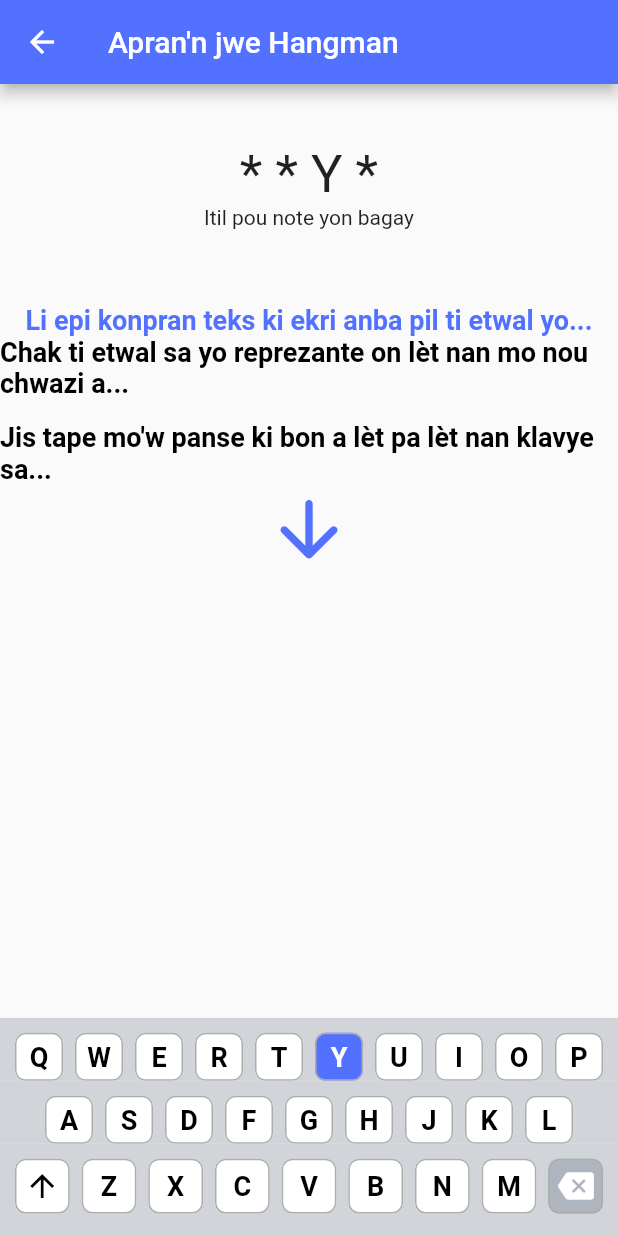
After one commit to hankakee/hangmanGame, a Flutter app: the EdScreen screen opened directly, on a phone screen of 412 x 824 dp. The commit adds this screen. Run offline on Flutter 3.47's test engine with Material 2 defaults, Android fonts, the phone set to English and light mode, and no system bars.

Commit message:
add ed screen

```diff
--- a/lib/main.dart
+++ b/lib/main.dart
@@ -1,5 +1,6 @@
 import "package:flutter/material.dart";
 import 'package:flutter/services.dart';
+import 'package:hangmangame/screens/edscreen.dart';
 import 'dart:async';
 import 'utils/fomate.dart';
 import 'screens/enfoscreen.dart';
@@ -27,8 +28,8 @@ List<String> letPouMosa = [];
 List arrayMoKLe = [
   {
     "id": 20,
-    "tem": ["BONSWA", "Se yon mo ki itilize pou salye moun le swa..."],
-    "info": ["Wi se BONSWA yo di le swa...", "Domaj mo sa te komanse a B..."]
+    "tem": ["BONJOU", "Se yon mo ki itilize pou salye moun le maten..."],
+    "info": ["Wi se BONJOU yo di le maten...", "Domaj mo sa te komanse a B..."]
   },
   {
     "id": 21,
@@ -63,7 +64,45 @@ List arrayMoKLe = [
   //   ]
   // }
 ];
-List backupArrowMoKle = List.from(arrayMoKLe);
+List backupArrowMoKle = [
+  {
+    "id": 20,
+    "tem": ["BONJOU", "Se yon mo ki itilize pou salye moun le maten..."],
+    "info": ["Wi se BONJOU yo di le maten...", "Domaj mo sa te komanse a B..."]
+  },
+  {
+    "id": 21,
+    "tem": ["LEKOL", "Youn nan pi bon kote ki ka enstwi moun..."],
+    "info": [
+      "Wi LEKOL se youn nan kote ki ka enstwi moun...",
+      "Domaj mo sa te komanse a L..."
+    ]
+  },
+  // {
+  //   "id": 22,
+  //   "tem": ["SOULYE", "Itil pou proteje pye'w..."],
+  //   "info": [
+  //     "Wi soulye Itil pou proteje pye'w...",
+  //     "Domaj mo sa te komanse a L..."
+  //   ]
+  // },
+  // {
+  //   "id": 23,
+  //   "tem": ["LAJAN", "Echanjab pou preske tout bagay"],
+  //   "info": [
+  //     "Wi lajan echanjab pou preske tout bagay...",
+  //     "Domaj mo sa te komanse a L..."
+  //   ]
+  // },
+  // {
+  //   "id": 24,
+  //   "tem": ["Zaboka", "Ka akonpaye preske tout manje..."],
+  //   "info": [
+  //     "Wi zaboka ka akonpaye preske tout manje...",
+  //     "Domaj mo sa te komanse a Z..."
+  //   ]
+  // }
+];
 
 class Hangman extends StatefulWidget {
   const Hangman({Key? key}) : super(key: key);
@@ -88,12 +127,12 @@ class _HangmanState extends State<Hangman> {
   }
 
   callbackReplay(attrib) {
-    print(attrib);
+    // print(attrib);
     if (arrayMoKLe.isEmpty) {
       // print("So its done go to mizajouscreen brother");
     } else {
       if (attrib != "loose") {
-        print("Mo gagnan bro:" + attrib);
+        // print("Mo gagnan bro:" + attrib);
         // cheche mo gagnan an epi efasel
         // arrayMoKLe
         // print('finding this bro...');
@@ -108,7 +147,7 @@ class _HangmanState extends State<Hangman> {
       // print("Men backup la before  bro:  " + backupArrowMoKle.toString());
       // print("Men backup la bro:  " + backupArrowMoKle.toString());
       Navigator.pop(context, true);
-      print("Yo replay klike");
+      // print("Yo replay klike");
       fraz = "";
       setState(() {
         lives = 5;
@@ -237,6 +276,10 @@ class _HangmanState extends State<Hangman> {
                   )),
               ListTile(
                   onTap: () {
+                    Navigator.push(
+                        context,
+                        MaterialPageRoute(
+                            builder: (context) => const EdScreen()));
                     print("Ed klike");
                   },
                   title: const Text("Ed",
@@ -244,7 +287,7 @@ class _HangmanState extends State<Hangman> {
                           fontWeight: FontWeight.bold, fontSize: 20.0))),
               ListTile(
                   onTap: () {
-                    print("soti");
+                    print("soti hangman tile");
                     SystemChannels.platform.invokeMethod('SystemNavigator.pop');
                   },
                   title: const Text("Kite",
@@ -705,8 +748,6 @@ class _HangmanState extends State<Hangman> {
     }
   }
 
-
-
   String pedi(context) {
     print("Ou pedu ui bro");
     Navigator.push(
--- /dev/null
+++ b/lib/screens/edscreen.dart
@@ -0,0 +1,173 @@
+import "package:flutter/material.dart";
+
+class EdScreen extends StatelessWidget {
+  const EdScreen({Key? key}) : super(key: key);
+
+  @override
+  Widget build(BuildContext context) {
+    return Scaffold(
+      appBar: AppBar(
+        backgroundColor: const Color(0XFF5271FF),
+        title: const Text("Apran'n jwe Hangman"),
+      ),
+      body: Column(
+        children: [
+          Container(
+            padding: const EdgeInsets.only(top: 40.0),
+            width: double.infinity,
+            child: Text(
+              "* * Y *",
+              style: const TextStyle(fontSize: 35.0),
+              textAlign: TextAlign.center,
+            ),
+          ),
+          Text("Itil pou note yon bagay"),
+          Container(
+            padding: const EdgeInsets.only(top: 50.0),
+            child: Text("Li epi konpran teks ki ekri anba pil ti etwal yo...",
+                style: TextStyle(
+                    fontSize: 18.0,
+                    color: Color(0XFF5271FF),
+                    fontWeight: FontWeight.bold)),
+          ),
+          Container(
+            child: const Text(
+                "Chak ti etwal sa yo reprezante on lèt nan mo nou chwazi a...",
+                style: TextStyle(
+                    fontSize: 18.0,
+                    color: Color(0XFF000000),
+                    fontWeight: FontWeight.bold)),
+          ),
+          Container(
+            padding: const EdgeInsets.only(top: 15.0),
+            child: const Text(
+                "Jis tape mo'w panse ki bon a lèt pa lèt nan klavye sa...",
+                style: TextStyle(
+                    fontSize: 18.0,
+                    color: Color(0XFF000000),
+                    fontWeight: FontWeight.bold)),
+          ),
+          Icon(
+            Icons.arrow_downward_rounded,
+            color: Color(0XFF5271FF),
+            size: 60.0,
+          ),
+          const Spacer(),
+          Container(
+              padding: const EdgeInsets.only(left: 10.0, right: 10.0, top: 5.0),
+              color: const Color(0XFFD1D4D9),
+              child: GridView.count(
+                padding: const EdgeInsets.only(top: 5.0),
+                primary: false,
+                shrinkWrap: true,
+                crossAxisSpacing: 8,
+                mainAxisSpacing: 8,
+                crossAxisCount: 10,
+                children: [
+                  ...listKeyboard(
+                      ["Q", "W", "E", "R", "T", "Y", "U", "I", "O", "P"])
+                ],
+              )),
+          Container(
+              padding: const EdgeInsets.only(left: 30.0, right: 30.0, top: 5.0),
+              color: const Color(0XFFD1D4D9),
+              child: GridView.count(
+                padding: const EdgeInsets.only(top: 5.0),
+                primary: false,
+                shrinkWrap: true,
+                crossAxisSpacing: 8,
+                mainAxisSpacing: 8,
+                crossAxisCount: 9,
+                children: [
+                  ...listKeyboard(["A", "S", "D", "F", "G", "H", "J", "K", "L"])
+                ],
+              )),
+          Container(
+              padding: const EdgeInsets.only(
+                  left: 10.0, right: 10.0, top: 5.0, bottom: 15.0),
+              color: const Color(0XFFD1D4D9),
+              child: GridView.count(
+                  padding: const EdgeInsets.only(top: 5.0),
+                  // primary: false,
+                  shrinkWrap: true,
+                  crossAxisSpacing: 8,
+                  mainAxisSpacing: 8,
+                  crossAxisCount: 9,
+                  children: [
+                    ...listKeyboard(
+                        ["MAJ", "Z", "X", "C", "V", "B", "N", "M", "CROSS"])
+                  ])),
+        ],
+      ),
+    );
+  }
+
+  List<Widget> listKeyboard(List<String> keyboard) {
+    List<Widget> listwidget = [];
+    for (var i = 0; i < keyboard.length; i++) {
+      listwidget.add(touche(keyboard[i]));
+    }
+    return listwidget;
+  }
+
+  Widget touche(String lt) {
+    if (lt == "MAJ") {
+      return TextButton(
+          child: const Icon(Icons.arrow_upward,
+              color: Color.fromARGB(255, 0, 0, 0)),
+          style: ButtonStyle(
+              padding: MaterialStateProperty.all<EdgeInsets>(
+                  const EdgeInsets.all(0)),
+              backgroundColor: MaterialStateProperty.all<Color>(
+                  const Color.fromARGB(255, 255, 255, 255)),
+              foregroundColor: MaterialStateProperty.all<Color>(
+                  const Color.fromARGB(255, 0, 0, 0)),
+              shape: MaterialStateProperty.all<RoundedRectangleBorder>(
+                  RoundedRectangleBorder(
+                      borderRadius: BorderRadius.circular(7.0),
+                      side: const BorderSide(
+                          color: Color.fromRGBO(173, 173, 173, 1))))),
+          onPressed: () {});
+    } else if (lt == "CROSS") {
+      return TextButton(
+          child: const Icon(Icons.backspace_rounded, color: Colors.white),
+          style: ButtonStyle(
+              padding: MaterialStateProperty.all<EdgeInsets>(
+                  const EdgeInsets.all(0)),
+              backgroundColor:
+                  MaterialStateProperty.all<Color>(const Color(0XFFAEB5BF)),
+              foregroundColor: MaterialStateProperty.all<Color>(
+                  const Color.fromARGB(255, 0, 0, 0)),
+              shape: MaterialStateProperty.all<RoundedRectangleBorder>(
+                  RoundedRectangleBorder(
+                      borderRadius: BorderRadius.circular(7.0),
+                      side: const BorderSide(
+                          color: Color.fromARGB(255, 173, 173, 173))))),
+          onPressed: () {});
+    } else {
+      return TextButton(
+          child: Text(
+            lt,
+            style: const TextStyle(
+              fontSize: 18,
+              fontWeight: FontWeight.bold,
+            ),
+          ),
+          style: ButtonStyle(
+              padding: MaterialStateProperty.all<EdgeInsets>(
+                  const EdgeInsets.all(0)),
+              backgroundColor: MaterialStateProperty.all<Color>(lt == "Y"
+                  ? const Color(0XFF5271FF)
+                  : const Color.fromARGB(255, 255, 255, 255)),
+              foregroundColor: MaterialStateProperty.all<Color>(lt == "Y"
+                  ? Colors.white
+                  : const Color.fromARGB(255, 0, 0, 0)),
+              shape: MaterialStateProperty.all<RoundedRectangleBorder>(
+                  RoundedRectangleBorder(
+                      borderRadius: BorderRadius.circular(7.0),
+                      side: const BorderSide(
+                          color: Color.fromARGB(255, 173, 173, 173))))),
+          onPressed: () {});
+    }
+  }
+}
```
